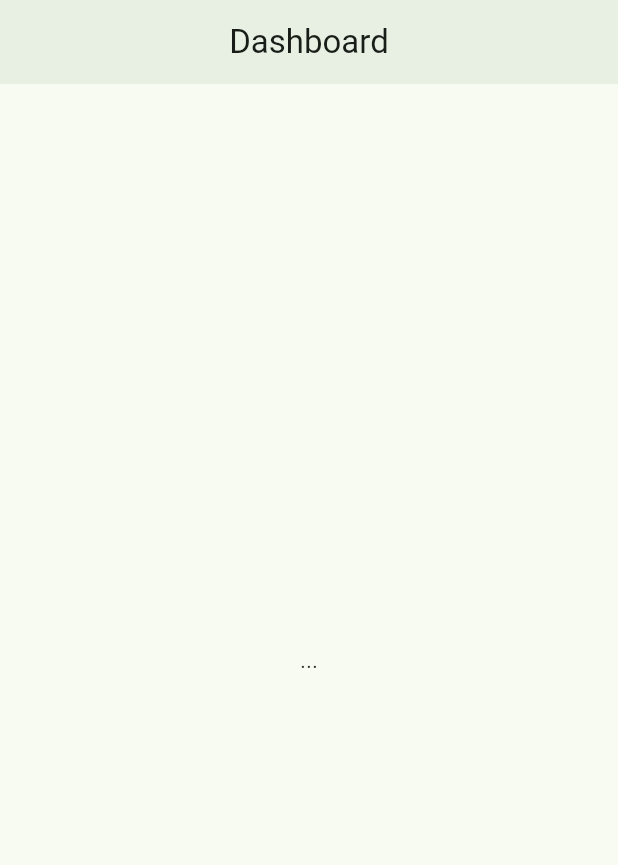
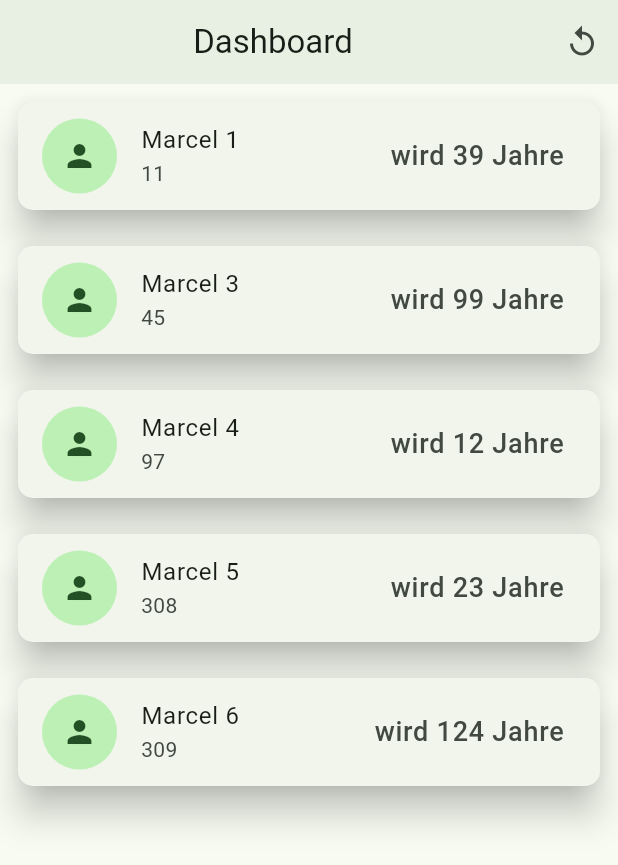
Before and after one commit to coodoo-io/geburtstags-app, a Flutter app: the DashboardScreen screen opened directly, on a phone screen of 412 x 824 dp. Shown: the top 865 px of the screen. Run offline on Flutter 3.47's test engine with Material 3 defaults, Android fonts, the phone set to English and light mode, and no system bars; our stand-ins replace freezed_annotation; missing offline and left inert: searchable_listview.

Commit message:
adding dashboard and tests

```diff
--- /dev/null
+++ b/lib/common/util/datetime.uitl.dart
@@ -0,0 +1,27 @@
+class DateTimeUtil {
+  int remainingDaysUntilBirthday(DateTime birthday, DateTime now) {
+    DateTime nextBirthday = DateTime(now.year, birthday.month, birthday.day);
+    if (nextBirthday.isBefore(now)) {
+      nextBirthday = DateTime(now.year + 1, birthday.month, birthday.day);
+    }
+
+    return nextBirthday.difference(now).inDays + 1;
+  }
+
+  int getAge(DateTime birthDate, DateTime currentDate) {
+    int age = currentDate.year - birthDate.year;
+    int currentMonth = currentDate.month;
+    int birthDateMonth = birthDate.month;
+
+    if (birthDateMonth > currentMonth) {
+      age--;
+    } else if (currentMonth == birthDateMonth) {
+      int currentDay = currentDate.day;
+      int birthDateDay = birthDate.day;
+      if (birthDateDay > currentDay) {
+        age--;
+      }
+    }
+    return age;
+  }
+}
--- a/lib/repositories/birthday.repository.dart
+++ b/lib/repositories/birthday.repository.dart
@@ -1,10 +1,16 @@
+import 'package:geburtstags_app/common/util/datetime.uitl.dart';
 import 'package:geburtstags_app/models/birthday.model.dart';
 
 class BirthdayRepository {
   static final BirthdayRepository _singleton = BirthdayRepository._internal();
 
   BirthdayRepository._internal() {
-    birthdays.add(Birthday(birthday: DateTime(1984, 3, 9), name: 'Marcel'));
+    birthdays.add(Birthday(birthday: DateTime(1984, 3, 9), name: 'Marcel 1'));
+    birthdays.add(Birthday(birthday: DateTime(1994, 1, 20), name: 'Marcel 2'));
+    birthdays.add(Birthday(birthday: DateTime(1924, 4, 12), name: 'Marcel 3'));
+    birthdays.add(Birthday(birthday: DateTime(2011, 6, 3), name: 'Marcel 4'));
+    birthdays.add(Birthday(birthday: DateTime(2000, 12, 31), name: 'Marcel 5'));
+    birthdays.add(Birthday(birthday: DateTime(1900, 1, 1), name: 'Marcel 6'));
   }
 
   factory BirthdayRepository() {
@@ -15,6 +21,23 @@ class BirthdayRepository {
 
   List<Birthday> getBirthdays() {
     return birthdays;
+  }
+
+  List<Birthday> getNextFiveBirthdays() {
+    final dateTimeUtil = DateTimeUtil();
+    List<Birthday> birthdaysCopy = List.from(birthdays);
+
+    final now = DateTime.now();
+
+    birthdaysCopy.sort((a, b) => dateTimeUtil
+        .remainingDaysUntilBirthday(a.birthday, now)
+        .compareTo(dateTimeUtil.remainingDaysUntilBirthday(b.birthday, now)));
+
+    if (birthdaysCopy.length > 5) {
+      return birthdaysCopy.sublist(0, 5);
+    }
+
+    return birthdaysCopy;
   }
 
   void insert(Birthday birthday) {
--- a/lib/screens/dashboard/dashboard.screen.dart
+++ b/lib/screens/dashboard/dashboard.screen.dart
@@ -1,19 +1,65 @@
 import 'package:flutter/material.dart';
+import 'package:geburtstags_app/common/util/datetime.uitl.dart';
+import 'package:geburtstags_app/repositories/birthday.repository.dart';
 
-class DashboardScreen extends StatelessWidget {
+class DashboardScreen extends StatefulWidget {
   const DashboardScreen({super.key});
 
   @override
+  State<DashboardScreen> createState() => _DashboardScreenState();
+}
+
+class _DashboardScreenState extends State<DashboardScreen> {
+  final dateTimeUtil = DateTimeUtil();
+  @override
   Widget build(BuildContext context) {
+    final repo = BirthdayRepository();
+    final nextFiveBirthdays = repo.getNextFiveBirthdays();
     return Scaffold(
       appBar: AppBar(
+        actions: [
+          IconButton(
+              onPressed: () {
+                setState(() {});
+              },
+              icon: Icon(Icons.replay))
+        ],
         title: const Center(
           child: Text('Dashboard'),
         ),
       ),
-      body: const Center(
-        child: Text('...'),
-      ),
+      body: ListView.builder(
+          itemCount: nextFiveBirthdays.length,
+          itemBuilder: (BuildContext context, index) {
+            final birthday = nextFiveBirthdays[index];
+            final getNextAge =
+                dateTimeUtil.getAge(birthday.birthday, DateTime.now());
+            return Padding(
+              padding: const EdgeInsets.all(8.0),
+              child: Card(
+                elevation: 10,
+                shape: const RoundedRectangleBorder(
+                  borderRadius: BorderRadius.all(
+                    Radius.circular(10),
+                  ),
+                ),
+                child: ListTile(
+                  leading:
+                      const CircleAvatar(child: Icon(Icons.person), radius: 25),
+                  title: Text(birthday.name),
+                  subtitle: Column(
+                    crossAxisAlignment: CrossAxisAlignment.start,
+                    children: [
+                      Text(
+                          '${dateTimeUtil.remainingDaysUntilBirthday(birthday.birthday, DateTime.now())}')
+                    ],
+                  ),
+                  trailing: Text("wird $getNextAge Jahre",
+                      style: const TextStyle(fontSize: 18)),
+                ),
+              ),
+            );
+          }),
     );
   }
 }
```
Also changed, not shown: 2 other files.
